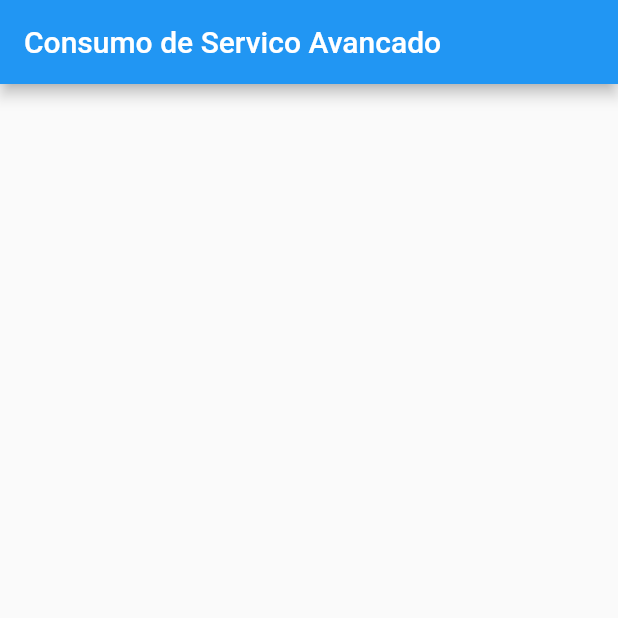
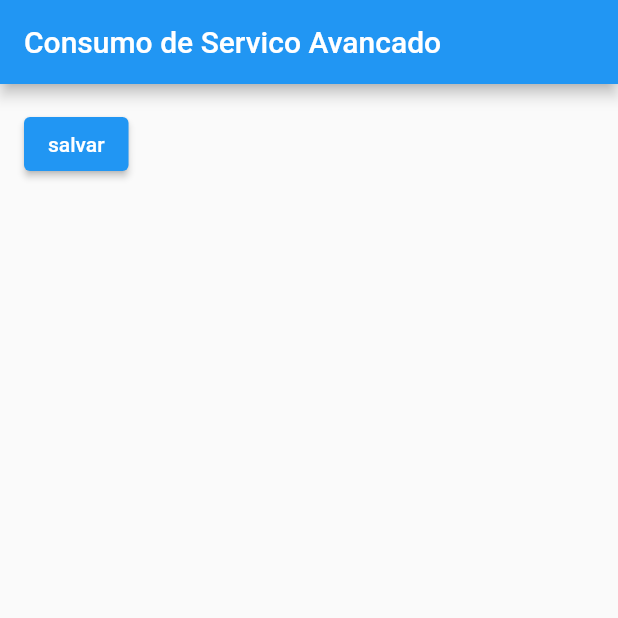
Before and after one commit to adilsontchameia/Consumo-de-Webservices-Future, a Flutter app: the screen it shows after launch, on a phone screen of 412 x 824 dp, the top half of it. Run offline on Flutter 3.47's test engine with Material 2 defaults, Android fonts, the phone set to English and light mode, and no system bars; network calls fail.

Commit message:
usando listView num widget expanded

```diff
--- a/lib/Home.dart
+++ b/lib/Home.dart
@@ -41,13 +41,27 @@ class _HomeState extends State<Home> {
     //print(postagens.toString());
   }
 
+//Metodo do tipo post
+  _post() {}
+
   @override
   Widget build(BuildContext context) {
     return Scaffold(
       appBar: AppBar(
         title: Text("Consumo de Servico Avancado"),
       ),
-      body: FutureBuilder<List<Post>>(
+      body: Container(
+        padding: EdgeInsets.all(16),
+        child: Column(
+          children: [
+            Row(
+              children: [
+                ElevatedButton(onPressed: _post, child: Text("salvar"))
+              ],
+            ),
+            //Future
+            Expanded(
+              child: FutureBuilder<List<Post>>(
                 future: _recuperarPostagens(),
                 builder: (context, snapshot) {
                   //String resultado;
@@ -84,6 +98,10 @@ class _HomeState extends State<Home> {
                   }
                 },
               ),
+            )
+          ],
+        ),
+      ),
     );
   }
 }
```
Lines whose indentation alone changed are shown as unchanged.
